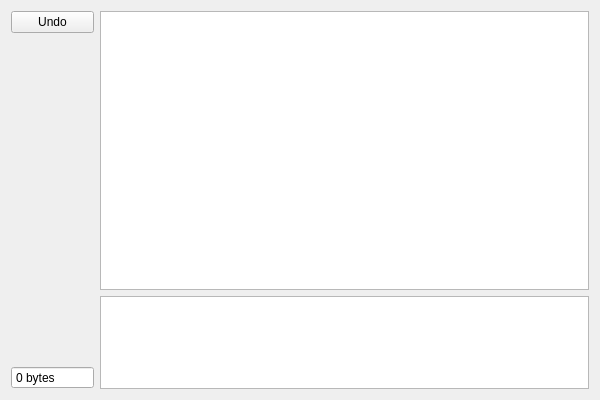
First picture: the form in tools/drawMapTest/mainwindow.ui, repository burp/hedgewars, before the edit.
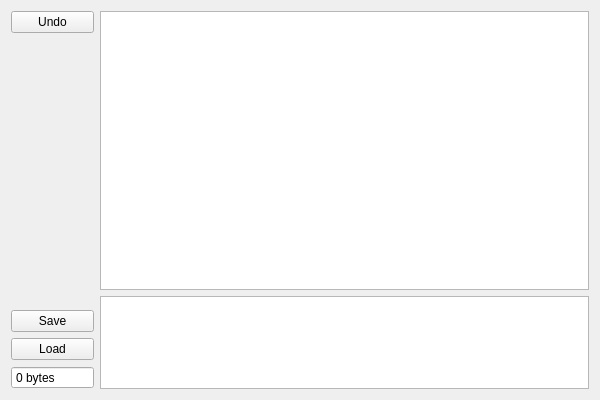
Second picture: the form after the edit.

```diff
--- a/tools/drawMapTest/mainwindow.ui
+++ b/tools/drawMapTest/mainwindow.ui
@@ -43,6 +43,20 @@
         </property>
        </spacer>
       </item>
+      <item>
+       <widget class="QPushButton" name="pbSave">
+        <property name="text">
+         <string>Save</string>
+        </property>
+       </widget>
+      </item>
+      <item>
+       <widget class="QPushButton" name="pbLoad">
+        <property name="text">
+         <string>Load</string>
+        </property>
+       </widget>
+      </item>
       <item>
        <widget class="QSpinBox" name="sbBytes">
         <property name="readOnly">
```
